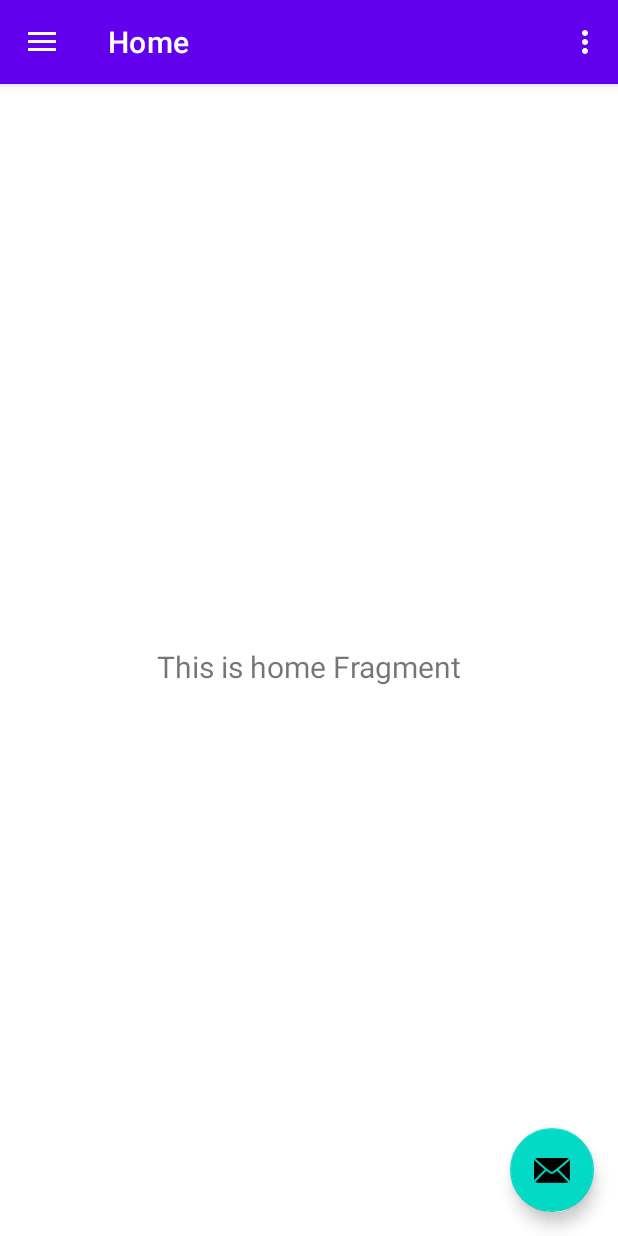
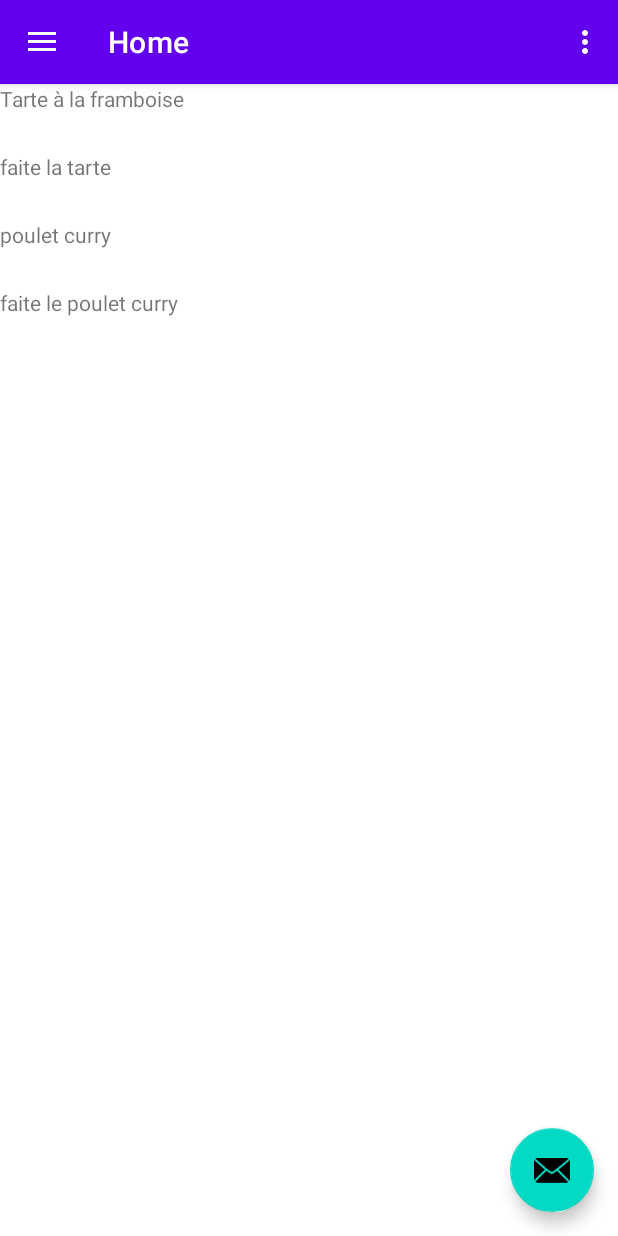
Before and after one commit to Nanok09/CentraleCookingClub, an Android app: the screen it shows after launch (MainActivity), on a phone screen of 412 x 824 dp. Run offline under Robolectric (Android 15) with nearby library versions, the light colour scheme and no system bars; our stand-ins replace navigation-ui.

Commit message:
premiere Version RecyclerView avec Fragment

```diff
--- a/app/src/main/java/com/example/centralecookingclub/data/Recette.kt
+++ b/app/src/main/java/com/example/centralecookingclub/data/Recette.kt
@@ -1,5 +1,6 @@
 package com.example.centralecookingclub.data
 
 data class Recette(
-    val nom: String
+    val nom: String,
+    val description : String
 )
--- /dev/null
+++ b/app/src/main/java/com/example/centralecookingclub/ui/adapter/ItemRecyclerAdapter.kt
@@ -0,0 +1,43 @@
+package com.example.centralecookingclub.ui.adapter
+
+import android.view.LayoutInflater
+import android.view.View
+import android.view.ViewGroup
+import android.widget.TextView
+import androidx.recyclerview.widget.RecyclerView
+import com.example.centralecookingclub.R
+import com.example.centralecookingclub.data.Recette
+
+class ItemRecyclerAdapter( _recettes : List<Recette>) : RecyclerView.Adapter<RecyclerView.ViewHolder>(){
+    var recettes : List<Recette> = _recettes
+    override fun onCreateViewHolder(parent: ViewGroup, type: Int): RecyclerView.ViewHolder {
+        val view = LayoutInflater.from(parent.context).inflate(R.layout.recette,parent,false)
+        return RecetteViewHolder(view)
+    }
+
+    override fun getItemCount(): Int {
+        return recettes.size
+    }
+
+    override fun onBindViewHolder(holder: RecyclerView.ViewHolder, position: Int) {
+        when(holder)
+        {
+            is RecetteViewHolder ->{
+                holder.bind(recettes.get(position))
+            }
+        }
+    }
+
+    inner class RecetteViewHolder constructor(recette : View): RecyclerView.ViewHolder(recette){
+        private val titletextView : TextView = recette.findViewById<TextView>(R.id.titreItem)
+        private val decriptiontextView : TextView = recette.findViewById(R.id.descriptionOfItem)
+
+        fun bind(recette: Recette){
+            titletextView.text = recette.nom
+            decriptiontextView.text = recette.description
+        }
+    }
+    interface ActionListener {
+        fun onItemClicked(position: Int)
+    }
+}
--- a/app/src/main/java/com/example/centralecookingclub/ui/home/HomeFragment.kt
+++ b/app/src/main/java/com/example/centralecookingclub/ui/home/HomeFragment.kt
@@ -4,17 +4,22 @@ import android.os.Bundle
 import android.view.LayoutInflater
 import android.view.View
 import android.view.ViewGroup
-import android.widget.TextView
 import androidx.fragment.app.Fragment
 import androidx.lifecycle.Observer
 import androidx.lifecycle.ViewModelProvider
-import com.example.centralecookingclub.R
+import androidx.recyclerview.widget.LinearLayoutManager
+import androidx.recyclerview.widget.RecyclerView
+import com.example.centralecookingclub.data.Recette
 import com.example.centralecookingclub.databinding.FragmentHomeBinding
+import com.example.centralecookingclub.ui.adapter.ItemRecyclerAdapter
 
 class HomeFragment : Fragment() {
 
     private lateinit var homeViewModel: HomeViewModel
     private var _binding: FragmentHomeBinding? = null
+    lateinit var recettesAdapter : ItemRecyclerAdapter
+    lateinit var recyclerView : RecyclerView
+    lateinit var _recettes : MutableList<Recette>
 
     // This property is only valid between onCreateView and
     // onDestroyView.
@@ -30,12 +35,23 @@ class HomeFragment : Fragment() {
 
         _binding = FragmentHomeBinding.inflate(inflater, container, false)
         val root: View = binding.root
+        return root
+    }
 
-        val textView: TextView = binding.textHome
-        homeViewModel.text.observe(viewLifecycleOwner, Observer {
-            textView.text = it
-        })
-        return root
+    override fun onActivityCreated(savedInstanceState: Bundle?) {
+        super.onActivityCreated(savedInstanceState)
+        _recettes = mutableListOf(Recette("Tarte à la framboise","faite la tarte"),
+                                    Recette("poulet curry","faite le poulet curry"))
+
+        recyclerView = _binding!!.itemRecyclerView
+        recyclerView.layoutManager= LinearLayoutManager(activity)
+        recettesAdapter = ItemRecyclerAdapter(_recettes)
+        recyclerView.adapter = recettesAdapter
+
+        homeViewModel.recettes.observe(viewLifecycleOwner, Observer { recettes ->
+            _recettes.clear()
+            _recettes.addAll(recettes)
+            recettesAdapter.notifyDataSetChanged()})
     }
 
     override fun onDestroyView() {
--- a/app/src/main/java/com/example/centralecookingclub/ui/home/HomeViewModel.kt
+++ b/app/src/main/java/com/example/centralecookingclub/ui/home/HomeViewModel.kt
@@ -3,11 +3,13 @@ package com.example.centralecookingclub.ui.home
 import androidx.lifecycle.LiveData
 import androidx.lifecycle.MutableLiveData
 import androidx.lifecycle.ViewModel
+import com.example.centralecookingclub.data.Recette
 
 class HomeViewModel : ViewModel() {
 
     private val _text = MutableLiveData<String>().apply {
         value = "This is home Fragment"
     }
+    var recettes = MutableLiveData<MutableList<Recette>>()
     val text: LiveData<String> = _text
 }
--- a/app/src/main/res/layout/fragment_home.xml
+++ b/app/src/main/res/layout/fragment_home.xml
@@ -6,17 +6,11 @@
     android:layout_height="match_parent"
     tools:context=".ui.home.HomeFragment">
 
-    <TextView
-        android:id="@+id/text_home"
+    <androidx.recyclerview.widget.RecyclerView
+        android:id="@+id/itemRecyclerView"
         android:layout_width="match_parent"
-        android:layout_height="wrap_content"
-        android:layout_marginStart="8dp"
-        android:layout_marginTop="8dp"
-        android:layout_marginEnd="8dp"
-        android:textAlignment="center"
-        android:textSize="20sp"
-        app:layout_constraintBottom_toBottomOf="parent"
-        app:layout_constraintEnd_toEndOf="parent"
-        app:layout_constraintStart_toStartOf="parent"
-        app:layout_constraintTop_toTopOf="parent" />
+        android:layout_height="match_parent"
+        tools:layout_editor_absoluteX="0dp"
+        tools:layout_editor_absoluteY="1dp" />
+
 </androidx.constraintlayout.widget.ConstraintLayout>
--- /dev/null
+++ b/app/src/main/res/layout/recette.xml
@@ -0,0 +1,20 @@
+<?xml version="1.0" encoding="utf-8"?>
+<androidx.constraintlayout.widget.ConstraintLayout xmlns:android="http://schemas.android.com/apk/res/android"
+    android:layout_width="match_parent"
+    android:layout_height="wrap_content"
+    xmlns:app="http://schemas.android.com/apk/res-auto">
+
+    <TextView
+        android:id="@+id/titreItem"
+        android:layout_width="match_parent"
+        android:layout_height="45dp"
+        app:layout_constraintStart_toStartOf="parent"
+        app:layout_constraintBottom_toTopOf="@+id/descriptionOfItem" />
+    <TextView
+        android:id="@+id/descriptionOfItem"
+        android:layout_width="match_parent"
+        android:layout_height="45dp"
+        app:layout_constraintStart_toStartOf="parent"
+        app:layout_constraintTop_toBottomOf="@+id/titreItem" />
+
+</androidx.constraintlayout.widget.ConstraintLayout>
```
